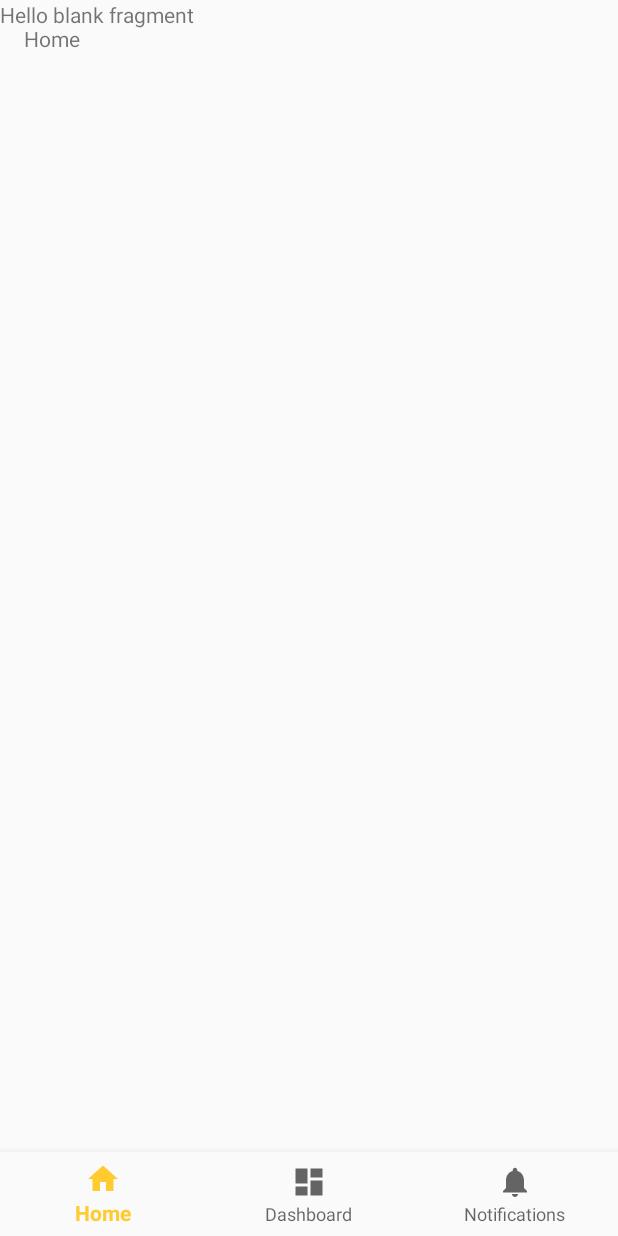
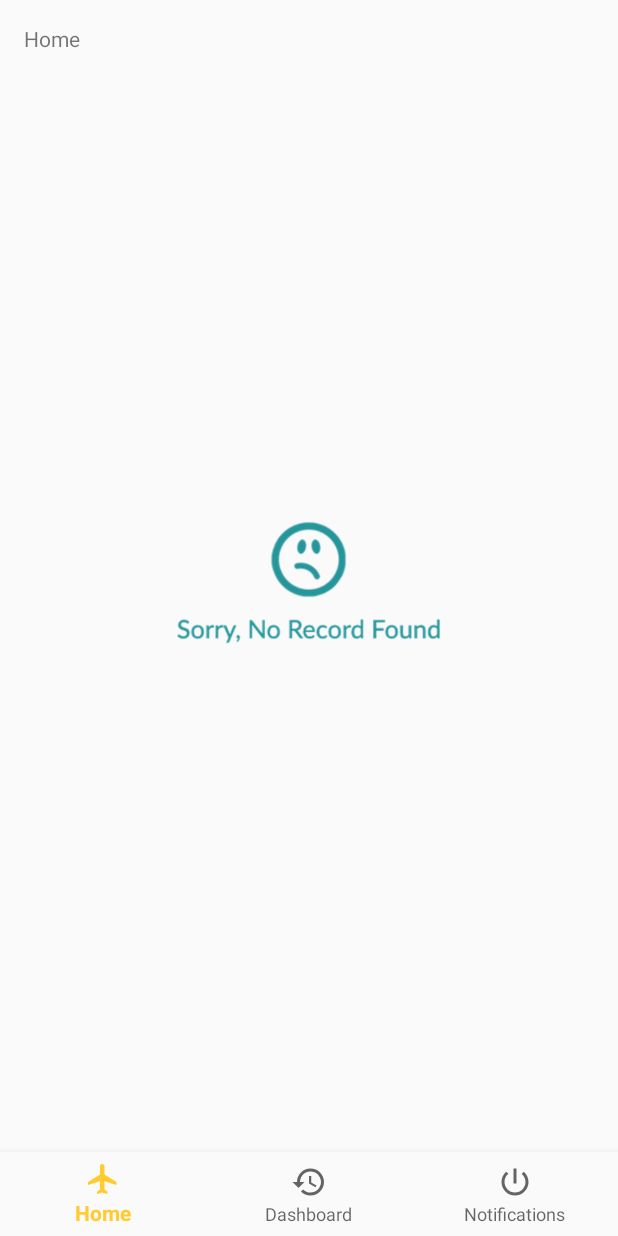
Before and after one commit to Bhushan-CPatil/TestApplication, an Android app: the MainActivity screen opened directly, with no data from a screen before it, on a phone screen of 412 x 824 dp. Run offline under Robolectric (Android 15) with nearby library versions, the phone set to English and light mode, and no system bars.

Commit message:
Initial commit

```diff
--- a/app/src/main/AndroidManifest.xml
+++ b/app/src/main/AndroidManifest.xml
@@ -21,7 +21,8 @@
         android:supportsRtl="true"
         android:theme="@style/AppTheme"
         android:usesCleartextTraffic="true">
-        <activity android:name=".activity.RegisterActivity"></activity>
+        <activity android:name=".activity.ProfileActivity"></activity>
+        <activity android:name=".activity.RegisterActivity" />
         <activity android:name=".activity.LoginScreen" />
         <activity android:name=".activity.SplashScreen">
             <intent-filter>
--- a/app/src/main/java/com/bhushan/testapplication/activity/MainActivity.java
+++ b/app/src/main/java/com/bhushan/testapplication/activity/MainActivity.java
@@ -1,5 +1,6 @@
 package com.bhushan.testapplication.activity;
 
+import android.app.ActivityOptions;
 import android.content.Context;
 import android.content.DialogInterface;
 import android.content.Intent;
@@ -11,6 +12,7 @@ import android.support.design.widget.Snackbar;
 import android.support.v4.app.Fragment;
 import android.support.v7.app.AlertDialog;
 import android.support.v7.app.AppCompatActivity;
+import android.view.Menu;
 import android.view.MenuItem;
 import android.widget.TextView;
 
@@ -89,7 +91,7 @@ public class MainActivity extends AppCompatActivity {
     private void dologout() {
         AlertDialog.Builder builder = new AlertDialog.Builder(this);
         builder.setCancelable(true);
-        builder.setTitle("ILeadByExample");
+        builder.setTitle("Logout ?");
         builder.setMessage("Are you sure wants to Logout ?");
         builder.setPositiveButton("Yes",
                 new DialogInterface.OnClickListener() {
@@ -126,4 +128,29 @@ public class MainActivity extends AppCompatActivity {
         return false;
     }
 
+    @Override
+    public boolean onCreateOptionsMenu(Menu menu) {
+        // Inflate the menu; this adds items to the action bar if it is present.
+        getMenuInflater().inflate(R.menu.home, menu);
+        return true;
+    }
+
+    @Override
+    public boolean onOptionsItemSelected(MenuItem item) {
+        // Handle action bar item clicks here. The action bar will
+        // automatically handle clicks on the Home/Up button, so long
+        // as you specify a parent activity in AndroidManifest.xml.
+        int id = item.getItemId();
+
+        //noinspection SimplifiableIfStatement
+        if (id == R.id.profile) {
+            Intent intent = new Intent(MainActivity.this, ProfileActivity.class);
+            Bundle bndlanimation = ActivityOptions.makeCustomAnimation(MainActivity.this, R.anim.trans_left_in, R.anim.trans_left_out).toBundle();
+            startActivity(intent, bndlanimation);
+            return true;
+        }
+
+        return super.onOptionsItemSelected(item);
+    }
+
 }
--- a/app/src/main/java/com/bhushan/testapplication/activity/RegisterActivity.java
+++ b/app/src/main/java/com/bhushan/testapplication/activity/RegisterActivity.java
@@ -527,9 +527,11 @@ public class RegisterActivity extends AppCompatActivity {
             progressDialoge.dismiss();
             try {
                 JSONObject jsonObject = new JSONObject(result);
-                if (!jsonObject.getBoolean("error")) {
+                if (jsonObject.getBoolean("access")) {
                     // showing the server response in an alert dialog
-                    Snackbar.make(rl, jsonObject.getString("errormsg"), Snackbar.LENGTH_LONG).show();
+                    finish();
+                    RegisterActivity.this.overridePendingTransition(R.anim.trans_right_in, R.anim.trans_right_out);
+                    Toast.makeText(RegisterActivity.this, jsonObject.getString("errormsg"), Toast.LENGTH_LONG).show();
 
                 } else {
                     Snackbar snackbar = Snackbar.make(rl, jsonObject.getString("errormsg"), Snackbar.LENGTH_SHORT);
--- /dev/null
+++ b/app/src/main/res/drawable/ic_airplanemode.xml
@@ -0,0 +1,6 @@
+<vector android:height="24dp" android:tint="#FFCB2E"
+    android:viewportHeight="24.0" android:viewportWidth="24.0"
+    android:width="24dp" xmlns:android="http://schemas.android.com/apk/res/android">
+    <path android:fillColor="#FF000000" android:pathData="M10.18,9"/>
+    <path android:fillColor="#FF000000" android:pathData="M21,16v-2l-8,-5V3.5c0,-0.83 -0.67,-1.5 -1.5,-1.5S10,2.67 10,3.5V9l-8,5v2l8,-2.5V19l-2,1.5V22l3.5,-1 3.5,1v-1.5L13,19v-5.5l8,2.5z"/>
+</vector>
--- /dev/null
+++ b/app/src/main/res/drawable/ic_event.xml
@@ -0,0 +1,5 @@
+<vector android:height="24dp" android:tint="#FFCB2E"
+    android:viewportHeight="24.0" android:viewportWidth="24.0"
+    android:width="24dp" xmlns:android="http://schemas.android.com/apk/res/android">
+    <path android:fillColor="#FF000000" android:pathData="M17,12h-5v5h5v-5zM16,1v2L8,3L8,1L6,1v2L5,3c-1.11,0 -1.99,0.9 -1.99,2L3,19c0,1.1 0.89,2 2,2h14c1.1,0 2,-0.9 2,-2L21,5c0,-1.1 -0.9,-2 -2,-2h-1L18,1h-2zM19,19L5,19L5,8h14v11z"/>
+</vector>
--- /dev/null
+++ b/app/src/main/res/drawable/ic_power_settings_new_black_24dp.xml
@@ -0,0 +1,5 @@
+<vector android:height="24dp" android:tint="#FFCB2E"
+    android:viewportHeight="24.0" android:viewportWidth="24.0"
+    android:width="24dp" xmlns:android="http://schemas.android.com/apk/res/android">
+    <path android:fillColor="#FF000000" android:pathData="M13,3h-2v10h2L13,3zM17.83,5.17l-1.42,1.42C17.99,7.86 19,9.81 19,12c0,3.87 -3.13,7 -7,7s-7,-3.13 -7,-7c0,-2.19 1.01,-4.14 2.58,-5.42L6.17,5.17C4.23,6.82 3,9.26 3,12c0,4.97 4.03,9 9,9s9,-4.03 9,-9c0,-2.74 -1.23,-5.18 -3.17,-6.83z"/>
+</vector>
--- /dev/null
+++ b/app/src/main/res/drawable/ic_restore.xml
@@ -0,0 +1,5 @@
+<vector android:height="24dp" android:tint="#FFCB2E"
+    android:viewportHeight="24.0" android:viewportWidth="24.0"
+    android:width="24dp" xmlns:android="http://schemas.android.com/apk/res/android">
+    <path android:fillColor="#FF000000" android:pathData="M13,3c-4.97,0 -9,4.03 -9,9L1,12l3.89,3.89 0.07,0.14L9,12L6,12c0,-3.87 3.13,-7 7,-7s7,3.13 7,7 -3.13,7 -7,7c-1.93,0 -3.68,-0.79 -4.94,-2.06l-1.42,1.42C8.27,19.99 10.51,21 13,21c4.97,0 9,-4.03 9,-9s-4.03,-9 -9,-9zM12,8v5l4.28,2.54 0.72,-1.21 -3.5,-2.08L13.5,8L12,8z"/>
+</vector>
--- a/app/src/main/res/layout/fragment_flight__list.xml
+++ b/app/src/main/res/layout/fragment_flight__list.xml
@@ -1,14 +1,39 @@
 <?xml version="1.0" encoding="utf-8"?>
-<FrameLayout xmlns:android="http://schemas.android.com/apk/res/android"
-    xmlns:tools="http://schemas.android.com/tools"
+<RelativeLayout xmlns:android="http://schemas.android.com/apk/res/android"
+xmlns:tools="http://schemas.android.com/tools"
+android:layout_width="match_parent"
+android:layout_height="match_parent"
+android:layout_marginBottom="53dp"
+tools:context=".fragment.Flight_List">
+
+<LinearLayout
     android:layout_width="match_parent"
     android:layout_height="match_parent"
-    tools:context=".fragment.Flight_List">
+    android:gravity="center"
+    android:id="@+id/l1"
+    android:visibility="visible">
+    <ImageView
+        android:layout_width="190dp"
+        android:layout_height="150dp"
+        android:src="@drawable/norecordfound"
+        />
+</LinearLayout>
 
-    <!-- TODO: Update blank fragment layout -->
-    <TextView
+<LinearLayout
+    android:layout_width="match_parent"
+    android:layout_height="match_parent"
+    android:id="@+id/l2"
+    android:orientation="vertical"
+    android:layout_margin="10dp"
+    android:visibility="gone">
+
+    <android.support.v7.widget.RecyclerView
+        android:id="@+id/rv_flight"
         android:layout_width="match_parent"
-        android:layout_height="match_parent"
-        android:text="@string/hello_blank_fragment" />
+        android:layout_gravity="center_vertical|center"
+        android:layout_height="wrap_content"
+        />
 
-</FrameLayout>
+</LinearLayout>
+
+</RelativeLayout>
--- /dev/null
+++ b/app/src/main/res/menu/home.xml
@@ -0,0 +1,10 @@
+<?xml version="1.0" encoding="utf-8"?>
+<menu xmlns:android="http://schemas.android.com/apk/res/android"
+    xmlns:app="http://schemas.android.com/apk/res-auto">
+    <item
+        android:id="@+id/profile"
+        android:icon="@drawable/ic_person"
+        android:iconTint="@color/colorPrimaryDark"
+        app:showAsAction="always"
+        android:title="Profile" />
+</menu>
--- a/app/src/main/res/menu/navigation.xml
+++ b/app/src/main/res/menu/navigation.xml
@@ -3,17 +3,17 @@
 
     <item
         android:id="@+id/navigation_home"
-        android:icon="@drawable/ic_home_black_24dp"
+        android:icon="@drawable/ic_airplanemode"
         android:title="@string/title_home" />
 
     <item
         android:id="@+id/navigation_dashboard"
-        android:icon="@drawable/ic_dashboard_black_24dp"
+        android:icon="@drawable/ic_restore"
         android:title="@string/title_dashboard" />
 
     <item
         android:id="@+id/navigation_notifications"
-        android:icon="@drawable/ic_notifications_black_24dp"
+        android:icon="@drawable/ic_power_settings_new_black_24dp"
         android:title="@string/title_notifications" />
 
 </menu>
```
Also changed, not shown: app/src/main/java/com/bhushan/testapplication/activity/ProfileActivity.java (added, +15 -0 lines), app/src/main/res/layout/activity_profile.xml (added, +9 -0 lines), app/src/main/res/layout/flight_list_adapter.xml (added, +153 -0 lines), app/src/main/res/layout/fragment_frg__history.xml (+30 -5 lines), app/src/main/res/layout/history_adapter.xml (added, +54 -0 lines), app/src/main/res/drawable/next.png (added), app/src/main/res/drawable/norecordfound.png (added).
